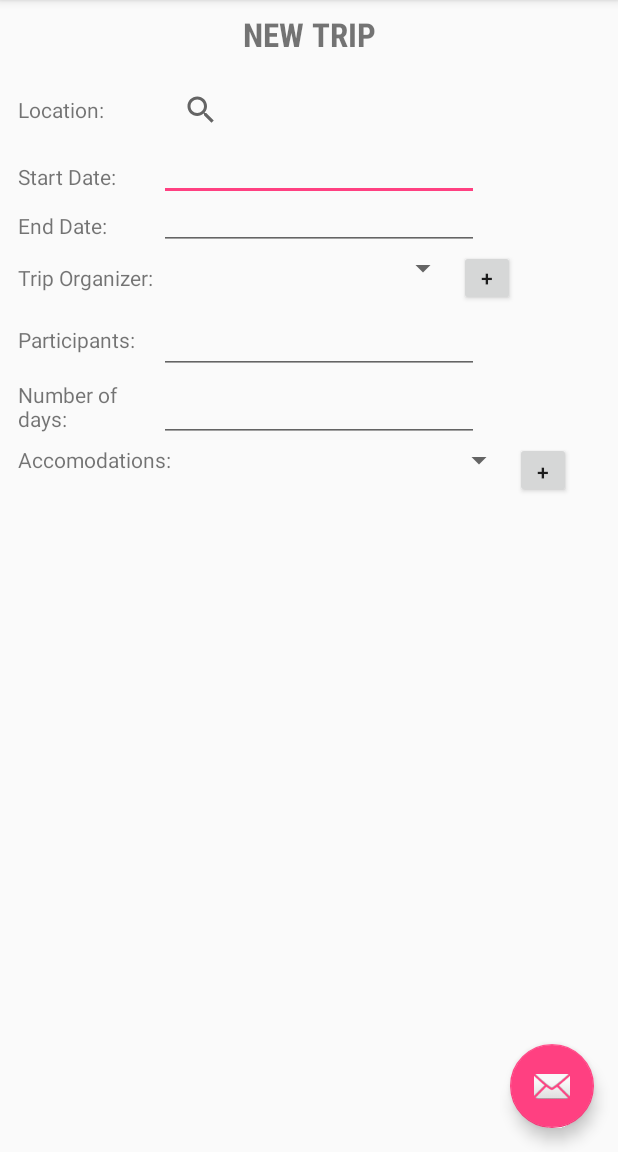
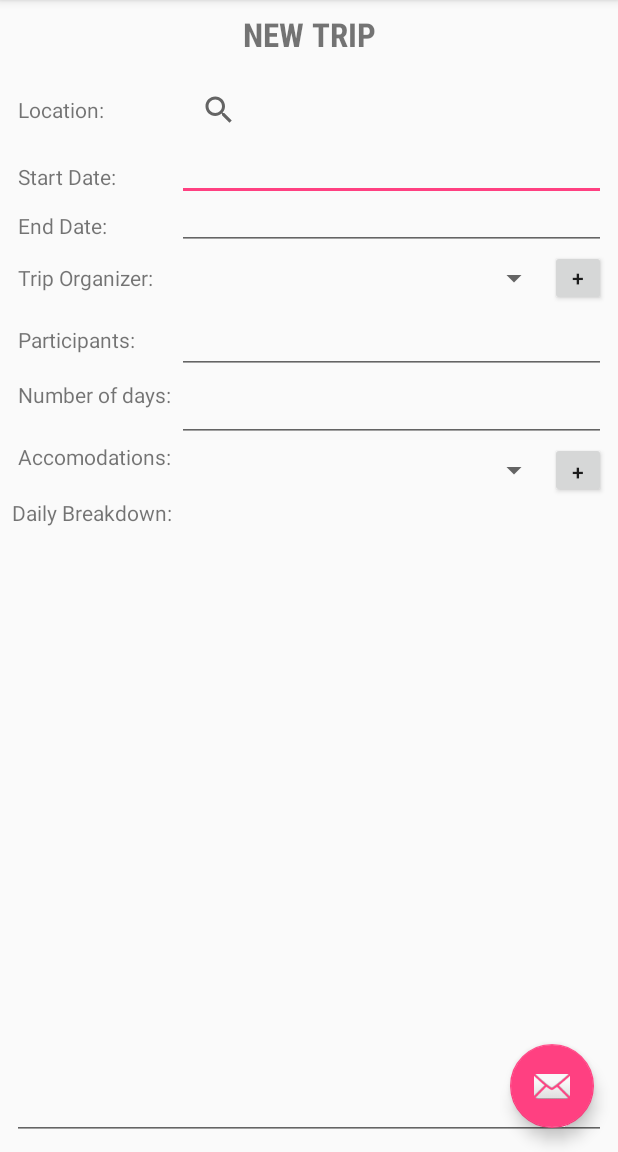
Before and after one commit to RoyceNguyen/HikingApp, an Android app: the screen it shows after launch (MainActivity), in the side drawer, after a tap on "Add Trip", on a phone screen of 412 x 824 dp, the part 84-1236 px from its top. Run offline under Robolectric (Android 15) with nearby library versions, the phone set to English and light mode, and no system bars.

Commit message:
Added more to AddTripFragment layout

```diff
--- a/app/src/main/res/layout/fragment_add_trip.xml
+++ b/app/src/main/res/layout/fragment_add_trip.xml
@@ -67,6 +67,7 @@
             android:id="@+id/editText4"
             android:layout_width="wrap_content"
             android:layout_height="wrap_content"
+            android:layout_alignParentEnd="true"
             android:layout_below="@+id/searchView"
             android:layout_toEndOf="@+id/textView9"
             android:ems="10"
@@ -82,7 +83,7 @@
             android:layout_alignBottom="@+id/editText3"
             android:layout_alignParentStart="true"
             android:layout_alignTop="@+id/editText3"
-            android:layout_toStartOf="@+id/spinner"
+            android:layout_toStartOf="@+id/editText6"
             android:gravity="left|center"
             android:padding="4dp"
             android:text="End Date:" />
@@ -91,6 +92,7 @@
             android:id="@+id/editText3"
             android:layout_width="wrap_content"
             android:layout_height="wrap_content"
+            android:layout_alignParentEnd="true"
             android:layout_below="@+id/editText4"
             android:layout_toEndOf="@+id/textView10"
             android:ems="10"
@@ -106,6 +108,7 @@
             android:layout_alignBottom="@+id/button2"
             android:layout_alignParentStart="true"
             android:layout_below="@+id/editText3"
+            android:layout_toStartOf="@+id/editText3"
             android:layout_weight="1"
             android:gravity="left|center"
             android:padding="4dp"
@@ -115,16 +118,18 @@
             android:id="@+id/spinner"
             android:layout_width="200dp"
             android:layout_height="wrap_content"
-            android:layout_below="@+id/editText3"
+            android:layout_above="@+id/textView2"
+            android:layout_below="@+id/textView10"
             android:layout_toEndOf="@+id/textView11"
+            android:layout_toStartOf="@+id/button2"
             android:padding="4dp" />
 
         <Button
             android:id="@+id/button2"
             android:layout_width="37dp"
             android:layout_height="37dp"
+            android:layout_alignParentEnd="true"
             android:layout_below="@+id/editText3"
-            android:layout_toEndOf="@+id/spinner"
             android:padding="4dp"
             android:text="+" />
 
@@ -144,6 +149,7 @@
             android:id="@+id/editText"
             android:layout_width="wrap_content"
             android:layout_height="wrap_content"
+            android:layout_alignParentEnd="true"
             android:layout_below="@+id/textView11"
             android:layout_toEndOf="@+id/textView2"
             android:ems="10"
@@ -153,9 +159,9 @@
             android:id="@+id/textView5"
             android:layout_width="wrap_content"
             android:layout_height="wrap_content"
+            android:layout_alignEnd="@+id/textView8"
             android:layout_alignParentStart="true"
             android:layout_alignTop="@+id/editText6"
-            android:layout_toStartOf="@+id/editText"
             android:gravity="left|center"
             android:padding="4dp"
             android:text="Number of days:" />
@@ -164,6 +170,7 @@
             android:id="@+id/editText6"
             android:layout_width="wrap_content"
             android:layout_height="wrap_content"
+            android:layout_alignParentEnd="true"
             android:layout_below="@+id/editText"
             android:layout_toEndOf="@+id/textView5"
             android:ems="10"
@@ -173,6 +180,7 @@
             android:id="@+id/textView8"
             android:layout_width="wrap_content"
             android:layout_height="wrap_content"
+            android:layout_alignBottom="@+id/button3"
             android:layout_alignParentStart="true"
             android:layout_below="@+id/textView5"
             android:gravity="left|center"
@@ -183,7 +191,8 @@
             android:id="@+id/spinner2"
             android:layout_width="match_parent"
             android:layout_height="wrap_content"
-            android:layout_alignEnd="@+id/button2"
+            android:layout_above="@+id/textView12"
+            android:layout_alignEnd="@+id/spinner"
             android:layout_below="@+id/editText6"
             android:layout_toEndOf="@+id/textView8" />
 
@@ -191,9 +200,27 @@
             android:id="@+id/button3"
             android:layout_width="37dp"
             android:layout_height="37dp"
+            android:layout_alignParentEnd="true"
             android:layout_below="@+id/editText6"
-            android:layout_toEndOf="@+id/spinner2"
             android:text="+" />
+
+        <TextView
+            android:id="@+id/textView12"
+            android:layout_width="wrap_content"
+            android:layout_height="wrap_content"
+            android:layout_alignParentEnd="true"
+            android:layout_alignParentStart="true"
+            android:layout_below="@+id/textView8"
+            android:text="Daily Breakdown:" />
+
+        <MultiAutoCompleteTextView
+            android:id="@+id/multiAutoCompleteTextView"
+            android:layout_width="wrap_content"
+            android:layout_height="wrap_content"
+            android:layout_alignParentBottom="true"
+            android:layout_alignParentEnd="true"
+            android:layout_alignParentStart="true"
+            android:layout_below="@+id/textView12" />
 
     </RelativeLayout>
 
```
